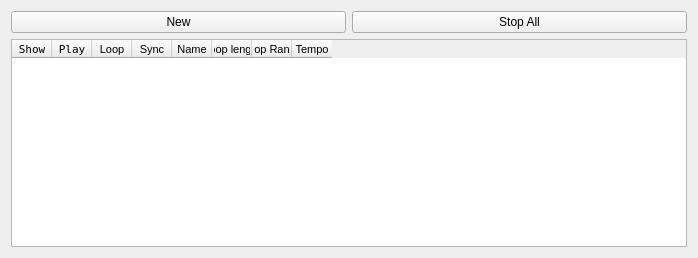
Old version of the form src/liveeventcontrol.ui in the repository CsoundQt/CsoundQt.
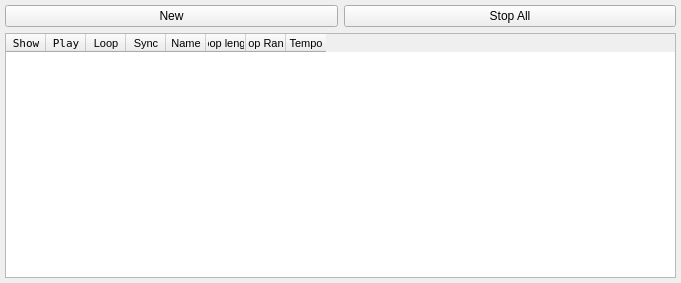
New version of the form.

Commit message: Improved looks of live events panels reducing borders Added pythonqt to mac os app builder script, untested, but hopefully works

The edit to the form file:
```diff
--- a/src/liveeventcontrol.ui
+++ b/src/liveeventcontrol.ui
@@ -6,14 +6,17 @@
    <rect>
     <x>0</x>
     <y>0</y>
-    <width>698</width>
-    <height>258</height>
+    <width>681</width>
+    <height>283</height>
    </rect>
   </property>
   <property name="windowTitle">
    <string extracomment="(Live Event Controller)">LE Controller</string>
   </property>
   <layout class="QGridLayout" name="gridLayout_2">
+   <property name="margin">
+    <number>5</number>
+   </property>
    <item row="1" column="0">
     <widget class="QTableWidget" name="panelTableWidget">
      <property name="sizePolicy">
```
The commit also changes 2 other files.
